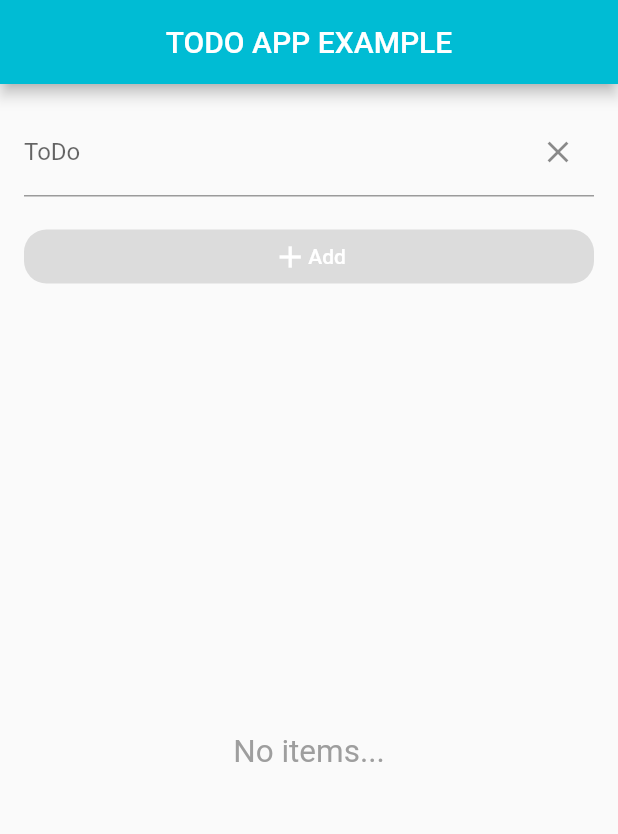
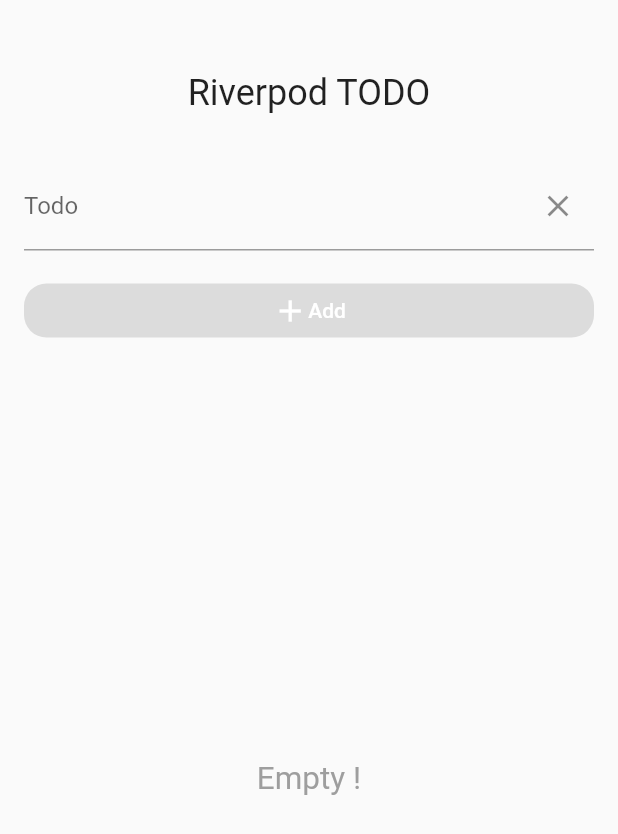
Before and after one commit to sameteyisan/Riverpod-Test, a Flutter app: the screen it shows after launch, on a phone screen of 412 x 824 dp. Shown: the top 834 px of the screen. Run offline on Flutter 3.47's test engine with Material 2 defaults, Android fonts, the phone set to English and light mode, and no system bars; our stand-ins replace flutter_hooks, hive_flutter, hooks_riverpod; accounts and stored records are empty.

Commit message:
persistency bug fixed

```diff
--- /dev/null
+++ b/lib/controllers/current_todo.dart
@@ -0,0 +1,4 @@
+import 'package:hooks_riverpod/hooks_riverpod.dart';
+import 'package:riverpod_test/models/todo_model.dart';
+
+final currentTodo = Provider<TodoModel>((ref) => throw UnimplementedError());
--- a/lib/main.dart
+++ b/lib/main.dart
@@ -1,8 +1,11 @@
 import 'package:flutter/material.dart';
+import 'package:hive_flutter/hive_flutter.dart';
 import 'package:hooks_riverpod/hooks_riverpod.dart';
 import 'package:riverpod_test/screens/home.dart';
 
-void main() {
+void main() async {
+  await Hive.initFlutter();
+  await Hive.openBox("todos");
   runApp(const ProviderScope(child: MyApp()));
 }
 
@@ -13,7 +16,7 @@ class MyApp extends StatelessWidget {
   Widget build(BuildContext context) {
     return MaterialApp(
       debugShowCheckedModeBanner: false,
-      title: 'Flutter Demo',
+      title: 'Riverpod Demo',
       theme: ThemeData(primarySwatch: Colors.cyan),
       home: const HomePage(),
     );
--- a/lib/models/todo_model.dart
+++ b/lib/models/todo_model.dart
@@ -1,4 +1,8 @@
 import 'dart:convert';
+
+import 'package:uuid/uuid.dart';
+
+const uuid = Uuid();
 
 class TodoModel {
   final String id;
@@ -7,10 +11,11 @@ class TodoModel {
   final bool completed;
 
   TodoModel({
+    String? id,
     required this.title,
     required this.date,
     this.completed = false,
-  }) : id = uniqueId();
+  }) : id = id ?? uuid.v4();
 
   Map<String, dynamic> toMap() {
     final result = <String, dynamic>{};
@@ -23,10 +28,9 @@ class TodoModel {
     return result;
   }
 
-  static String uniqueId() => DateTime.now().millisecondsSinceEpoch.toString();
-
   factory TodoModel.fromMap(Map<String, dynamic> map) {
     return TodoModel(
+      id: map['id'],
       title: map['title'] ?? '',
       date: DateTime.fromMillisecondsSinceEpoch(map['date']),
       completed: map['completed'] ?? false,
@@ -45,6 +49,7 @@ class TodoModel {
     bool? completed,
   }) {
     return TodoModel(
+      id: id ?? this.id,
       title: title ?? this.title,
       date: date ?? this.date,
       completed: completed ?? this.completed,
--- a/lib/screens/home.dart
+++ b/lib/screens/home.dart
@@ -1,8 +1,9 @@
 import 'package:flutter/material.dart';
 import 'package:flutter_hooks/flutter_hooks.dart';
 import 'package:hooks_riverpod/hooks_riverpod.dart';
+import 'package:riverpod_test/controllers/current_todo.dart';
 import 'package:riverpod_test/controllers/todo_controller.dart';
-import 'package:riverpod_test/models/todo_model.dart';
+import 'package:riverpod_test/widgets/current_todo.dart';
 
 class HomePage extends HookConsumerWidget {
   const HomePage({Key? key}) : super(key: key);
@@ -10,33 +11,46 @@ class HomePage extends HookConsumerWidget {
   @override
   Widget build(BuildContext context, WidgetRef ref) {
     final textEditingController = useTextEditingController();
-    final controller = ref.watch(todoController.notifier);
+    final focus = useFocusNode();
     final isEmpty = useState(true);
 
     useEffect(() {
+      ref.read(todoController.notifier).fetchAll();
+
       textEditingController.addListener(() {
         isEmpty.value = textEditingController.text.trim().isEmpty;
       });
       return null;
     }, const []);
 
-    return Scaffold(
-      appBar: AppBar(
-        centerTitle: true,
-        title: const Text(
-          'TODO APP EXAMPLE',
-          style: TextStyle(color: Colors.white),
-        ),
-      ),
-      body: Padding(
+    return GestureDetector(
+      onTap: () {
+        focus.unfocus();
+      },
+      child: Scaffold(
+        body: SafeArea(
+          child: Padding(
             padding: const EdgeInsets.all(16),
             child: Column(
               children: [
+                const SizedBox(height: 32),
+                const Text(
+                  "Riverpod TODO",
+                  style: TextStyle(fontSize: 24),
+                ),
+                const SizedBox(height: 32),
                 TextField(
+                  focusNode: focus,
                   controller: textEditingController,
+                  onSubmitted: (_) {
+                    ref
+                        .read(todoController.notifier)
+                        .add(textEditingController.text);
+                    textEditingController.clear();
+                  },
                   decoration: InputDecoration(
                     hintText: "What needs to be done?",
-                labelText: "ToDo",
+                    labelText: "Todo",
                     suffixIcon: IconButton(
                       icon: const Icon(Icons.clear),
                       onPressed: () => textEditingController.clear(),
@@ -52,11 +66,9 @@ class HomePage extends HookConsumerWidget {
                   ),
                   onPressed: !isEmpty.value
                       ? () {
-                      final todo = TodoModel(
-                        title: textEditingController.text,
-                        date: DateTime.now(),
-                      );
-                      controller.add(todo);
+                          ref
+                              .read(todoController.notifier)
+                              .add(textEditingController.text);
                           textEditingController.clear();
                         }
                       : null,
@@ -74,61 +86,30 @@ class HomePage extends HookConsumerWidget {
                 Expanded(child: Consumer(builder: (ctx, ref, _) {
                   final todos = ref.watch(todoController);
 
-              return todos.when(
-                  data: (list) {
-                    return list.isNotEmpty
-                        ? ListView.builder(
-                            physics: const BouncingScrollPhysics(
-                                parent: AlwaysScrollableScrollPhysics()),
-                            itemCount: list.length,
+                  if (todos.isEmpty) {
+                    return const Center(
+                      child: Text(
+                        "Empty !",
+                        style: TextStyle(fontSize: 21, color: Colors.grey),
+                      ),
+                    );
+                  }
+
+                  return ListView.builder(
+                    itemCount: todos.length,
                     itemBuilder: ((context, index) {
-                              final item = list[index];
-                              return Card(
-                                color: Colors.cyanAccent,
-                                shape: RoundedRectangleBorder(
-                                  borderRadius: BorderRadius.circular(15.0),
-                                ),
-                                child: ListTile(
-                                  leading: Checkbox(
-                                    activeColor: Colors.green,
-                                    value: item.completed,
-                                    onChanged: (value) =>
-                                        controller.toggle(index),
-                                  ),
-                                  minVerticalPadding: 15,
-                                  horizontalTitleGap: 0,
-                                  contentPadding: EdgeInsets.zero,
-                                  title: Text(
-                                    item.title,
-                                    style: const TextStyle(
-                                      fontSize: 18,
-                                      fontWeight: FontWeight.w600,
+                      return ProviderScope(
+                        overrides: [
+                          currentTodo.overrideWithValue(todos[index])
+                        ],
+                        child: const CurrentTodo(),
+                      );
+                    }),
+                  );
+                }))
+              ],
             ),
           ),
-                                  subtitle:
-                                      Text(item.date.toString().split(".")[0]),
-                                  trailing: IconButton(
-                                      splashRadius: 25,
-                                      onPressed: () =>
-                                          controller.remove(item.id),
-                                      icon: const Icon(Icons.delete)),
-                                ),
-                              );
-                            }),
-                          )
-                        : const Center(
-                            child: Text(
-                              "No items...",
-                              style:
-                                  TextStyle(fontSize: 21, color: Colors.grey),
-                            ),
-                          );
-                  },
-                  error: (_, __) => const Center(child: Text("ERR")),
-                  loading: () =>
-                      const Center(child: CircularProgressIndicator()));
-            }))
-          ],
         ),
       ),
     );
--- a/pubspec.yaml
+++ b/pubspec.yaml
@@ -31,7 +31,9 @@ dependencies:
     sdk: flutter
   hooks_riverpod: ^1.0.3
   flutter_hooks: ^0.18.2+1
-  shared_preferences: ^2.0.13
+  hive: ^2.1.0
+  hive_flutter: ^1.1.0
+  uuid: ^3.0.6
 
   # The following adds the Cupertino Icons font to your application.
   # Use with the CupertinoIcons class for iOS style icons.
```
Also changed, not shown: lib/controllers/todo_controller.dart (+23 -21 lines), lib/shared.dart (deleted, +0 -25 lines), lib/todo_api.dart (added, +19 -0 lines), lib/widgets/current_todo.dart (added, +48 -0 lines), pubspec.lock. Lines whose indentation alone changed are shown as unchanged.
